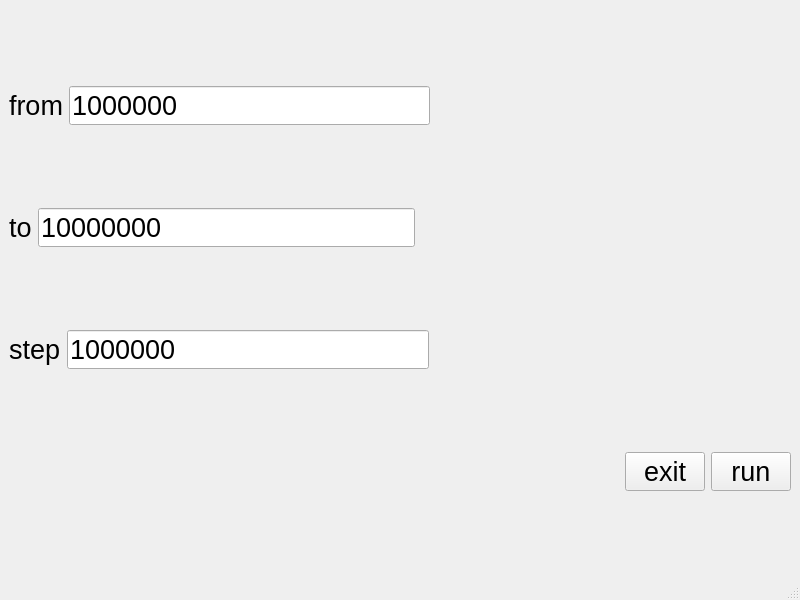
First picture: the form in mainwindow.ui, repository alilou-prog/ComplexityTest, before the edit.
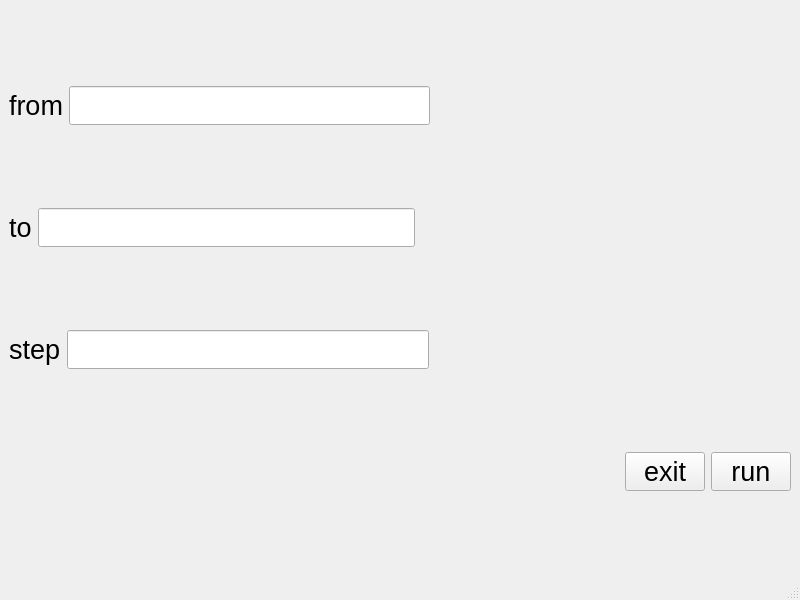
Second picture: the form after the edit.

Commit message: Using the built-in time command for more precise infos

Diff of the .ui file:
```diff
--- a/mainwindow.ui
+++ b/mainwindow.ui
@@ -37,7 +37,7 @@
          </font>
         </property>
         <property name="text">
-         <string>1000000</string>
+         <string/>
         </property>
        </widget>
       </item>
@@ -78,7 +78,7 @@
          </font>
         </property>
         <property name="text">
-         <string>10000000</string>
+         <string/>
         </property>
        </widget>
       </item>
@@ -119,7 +119,7 @@
          </font>
         </property>
         <property name="text">
-         <string>1000000</string>
+         <string/>
         </property>
        </widget>
       </item>
```
The commit also changes 2 other files.
